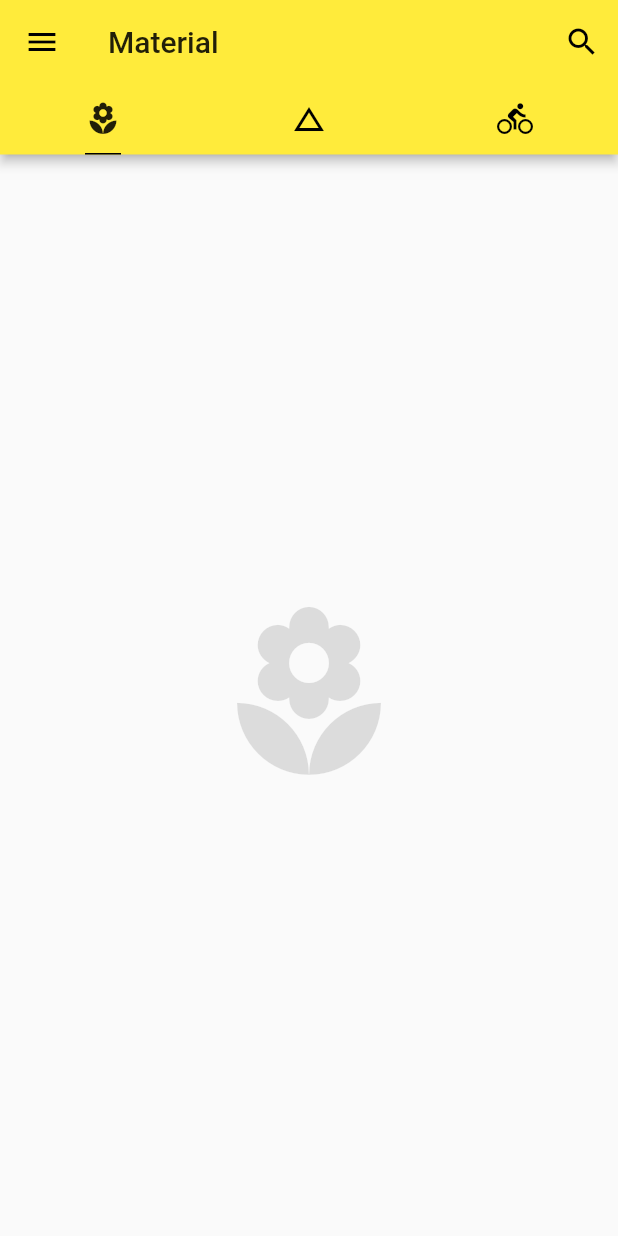
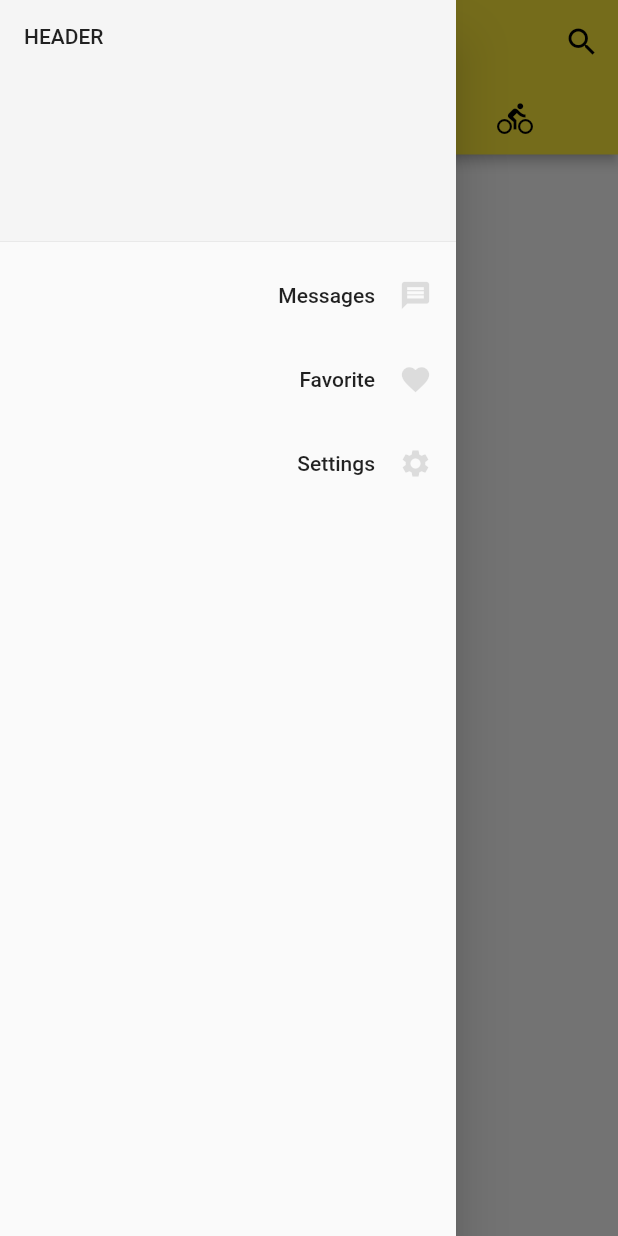
Before and after one commit to owlcity/flutter_basics, a Flutter app: the screen it shows after launch, with the side drawer open (before the commit the screen has no drawer), on a phone screen of 412 x 824 dp. Run offline on Flutter 3.47's test engine with Material 2 defaults, Android fonts, the phone set to English and light mode, and no system bars.

Commit message:
在抽屉里使用 ListView， DrawerHeader，ListTile

```diff
--- a/lib/main.dart
+++ b/lib/main.dart
@@ -67,6 +67,31 @@ class Home extends StatelessWidget {
             Icon(Icons.directions_bike, size: 128.0, color: Colors.black12),
           ],
         ),
+        drawer: Drawer(
+          child: ListView(
+            padding: EdgeInsets.zero,
+            children: <Widget>[
+              DrawerHeader(
+                child: Text('header'.toUpperCase()),
+                decoration: BoxDecoration(
+                  color: Colors.grey[100],
+                ),
+              ),
+              ListTile(
+                title: Text('Messages', textAlign: TextAlign.right,),
+                trailing: Icon(Icons.message, color: Colors.black12, size: 22.0),
+              ),
+              ListTile(
+                title: Text('Favorite', textAlign: TextAlign.right,),
+                trailing: Icon(Icons.favorite, color: Colors.black12, size: 22.0),
+              ),
+              ListTile(
+                title: Text('Settings', textAlign: TextAlign.right,),
+                trailing: Icon(Icons.settings, color: Colors.black12, size: 22.0),
+              ),
+            ],
+          )
+        ),
       )
     );
   }
```
